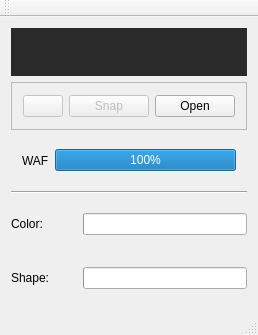
First picture: the form in ui/wafmainwindow.ui, repository nagyistoce/wafmeter, before the edit.
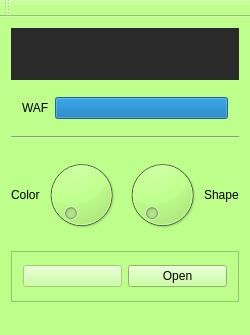
Second picture: the form after the edit. Icons and pictures are not drawn.

Commit message: Tuned the GUI Implemented a simple Shape estimator

Patch:
```diff
--- a/ui/wafmainwindow.ui
+++ b/ui/wafmainwindow.ui
@@ -17,6 +17,10 @@
    <iconset resource="WAFMeter.qrc">
     <normaloff>:/icons/WAFMeter24.png</normaloff>:/icons/WAFMeter24.png</iconset>
   </property>
+  <property name="styleSheet">
+   <string notr="true">background-color: rgb(190, 255, 140);
+</string>
+  </property>
   <widget class="QWidget" name="centralWidget">
    <layout class="QVBoxLayout" name="verticalLayout">
     <item>
@@ -38,8 +42,94 @@
       </property>
      </widget>
     </item>
+    <item>
+     <widget class="QWidget" name="wafWidget" native="true">
+      <property name="sizePolicy">
+       <sizepolicy hsizetype="Preferred" vsizetype="Fixed">
+        <horstretch>0</horstretch>
+        <verstretch>0</verstretch>
+       </sizepolicy>
+      </property>
+      <property name="styleSheet">
+       <string notr="true"/>
+      </property>
+      <layout class="QHBoxLayout" name="horizontalLayout_4">
+       <item>
+        <widget class="QLabel" name="label_3">
+         <property name="text">
+          <string>WAF</string>
+         </property>
+        </widget>
+       </item>
+       <item>
+        <widget class="QProgressBar" name="wafProgressBar">
+         <property name="styleSheet">
+          <string notr="true"/>
+         </property>
+         <property name="value">
+          <number>100</number>
+         </property>
+         <property name="format">
+          <string/>
+         </property>
+        </widget>
+       </item>
+      </layout>
+     </widget>
+    </item>
+    <item>
+     <widget class="Line" name="line">
+      <property name="orientation">
+       <enum>Qt::Horizontal</enum>
+      </property>
+     </widget>
+    </item>
+    <item>
+     <widget class="QWidget" name="widget" native="true">
+      <property name="sizePolicy">
+       <sizepolicy hsizetype="Preferred" vsizetype="Fixed">
+        <horstretch>0</horstretch>
+        <verstretch>0</verstretch>
+       </sizepolicy>
+      </property>
+      <layout class="QHBoxLayout" name="horizontalLayout_2">
+       <property name="spacing">
+        <number>2</number>
+       </property>
+       <property name="margin">
+        <number>0</number>
+       </property>
+       <item>
+        <widget class="QLabel" name="label">
+         <property name="text">
+          <string>Color</string>
+         </property>
+        </widget>
+       </item>
+       <item>
+        <widget class="QDial" name="colorProgressBar"/>
+       </item>
+       <item>
+        <widget class="QDial" name="contourProgressBar"/>
+       </item>
+       <item>
+        <widget class="QLabel" name="label_2">
+         <property name="text">
+          <string>Shape</string>
+         </property>
+        </widget>
+       </item>
+      </layout>
+     </widget>
+    </item>
     <item>
      <widget class="QFrame" name="frame">
+      <property name="sizePolicy">
+       <sizepolicy hsizetype="Preferred" vsizetype="Fixed">
+        <horstretch>0</horstretch>
+        <verstretch>0</verstretch>
+       </sizepolicy>
+      </property>
       <property name="maximumSize">
        <size>
         <width>16777215</width>
@@ -64,6 +154,12 @@
          <property name="enabled">
           <bool>false</bool>
          </property>
+         <property name="minimumSize">
+          <size>
+           <width>40</width>
+           <height>0</height>
+          </size>
+         </property>
          <property name="toolTip">
           <string>Activate camera grabbing</string>
          </property>
@@ -79,20 +175,6 @@
          </property>
         </widget>
        </item>
-       <item>
-        <widget class="QPushButton" name="snapButton">
-         <property name="enabled">
-          <bool>false</bool>
-         </property>
-         <property name="text">
-          <string>Snap</string>
-         </property>
-         <property name="icon">
-          <iconset resource="WAFMeter.qrc">
-           <normaloff>:/icons/camera-photo.png</normaloff>:/icons/camera-photo.png</iconset>
-         </property>
-        </widget>
-       </item>
        <item>
         <widget class="QPushButton" name="fileButton">
          <property name="toolTip">
@@ -113,106 +195,6 @@
       </layout>
      </widget>
     </item>
-    <item>
-     <widget class="QWidget" name="widget_3" native="true">
-      <layout class="QHBoxLayout" name="horizontalLayout_4">
-       <item>
-        <widget class="QLabel" name="label_3">
-         <property name="text">
-          <string>WAF</string>
-         </property>
-        </widget>
-       </item>
-       <item>
-        <widget class="QProgressBar" name="wafProgressBar">
-         <property name="value">
-          <number>100</number>
-         </property>
-        </widget>
-       </item>
-      </layout>
-     </widget>
-    </item>
-    <item>
-     <widget class="Line" name="line">
-      <property name="orientation">
-       <enum>Qt::Horizontal</enum>
-      </property>
-     </widget>
-    </item>
-    <item>
-     <widget class="QWidget" name="widget" native="true">
-      <layout class="QHBoxLayout" name="horizontalLayout_2">
-       <property name="spacing">
-        <number>2</number>
-       </property>
-       <property name="margin">
-        <number>0</number>
-       </property>
-       <item>
-        <widget class="QLabel" name="label">
-         <property name="minimumSize">
-          <size>
-           <width>70</width>
-           <height>0</height>
-          </size>
-         </property>
-         <property name="text">
-          <string>Color: </string>
-         </property>
-        </widget>
-       </item>
-       <item>
-        <widget class="QProgressBar" name="colorProgressBar">
-         <property name="value">
-          <number>0</number>
-         </property>
-         <property name="textDirection">
-          <enum>QProgressBar::TopToBottom</enum>
-         </property>
-         <property name="format">
-          <string/>
-         </property>
-        </widget>
-       </item>
-      </layout>
-     </widget>
-    </item>
-    <item>
-     <widget class="QWidget" name="widget_2" native="true">
-      <layout class="QHBoxLayout" name="horizontalLayout_3">
-       <property name="spacing">
-        <number>2</number>
-       </property>
-       <property name="margin">
-        <number>0</number>
-       </property>
-       <item>
-        <widget class="QLabel" name="label_2">
-         <property name="minimumSize">
-          <size>
-           <width>70</width>
-           <height>0</height>
-          </size>
-         </property>
-         <property name="text">
-          <string>Shape:</string>
-         </property>
-        </widget>
-       </item>
-       <item>
-        <widget class="QProgressBar" name="contourProgressBar">
-         <property name="value">
-          <number>0</number>
-         </property>
-         <property name="format">
-          <string/>
-         </property>
-        </widget>
-       </item>
-      </layout>
-     </widget>
-    </item>
    </layout>
   </widget>
   <widget class="QToolBar" name="mainToolBar">
```
The commit also changes 9 other files.
